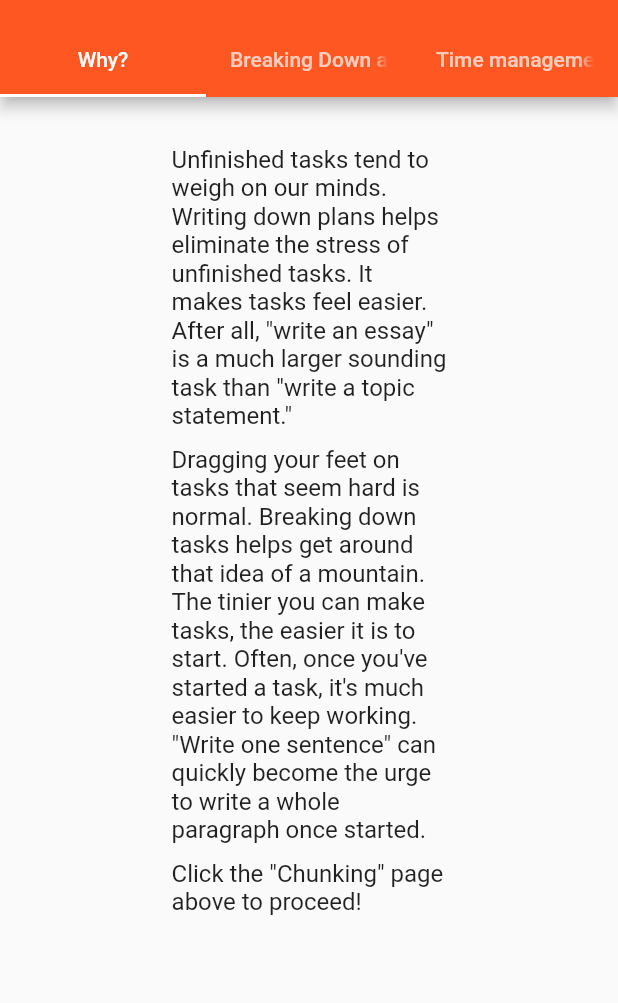
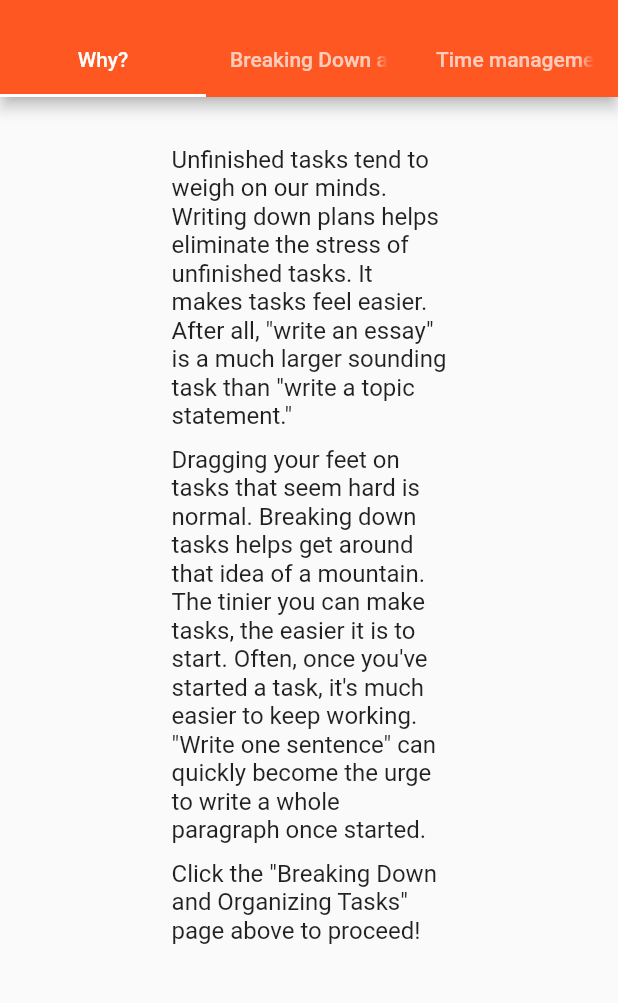
Before and after one commit to gabrielslater/task-board, a Flutter app: the screen it shows after launch, on a phone screen of 412 x 824 dp, the part 59-1062 px from its top. Run offline on Flutter 3.47's test engine with Material 2 defaults, Android fonts, the phone set to English and light mode, and no system bars; missing offline and left inert: localstore.

Commit message:
Edited Introductory Tutorial Text

```diff
--- a/lib/main.dart
+++ b/lib/main.dart
@@ -669,7 +669,7 @@ class TaskBoardTutorialPage extends StatelessWidget {
                 height: 10,
               ),
               const Text(
-                'Click the "Chunking" page above to proceed!',
+                'Click the "Breaking Down and Organizing Tasks" page above to proceed!',
                 style: const TextStyle(fontSize: 16),
               ),
             ]),
```
